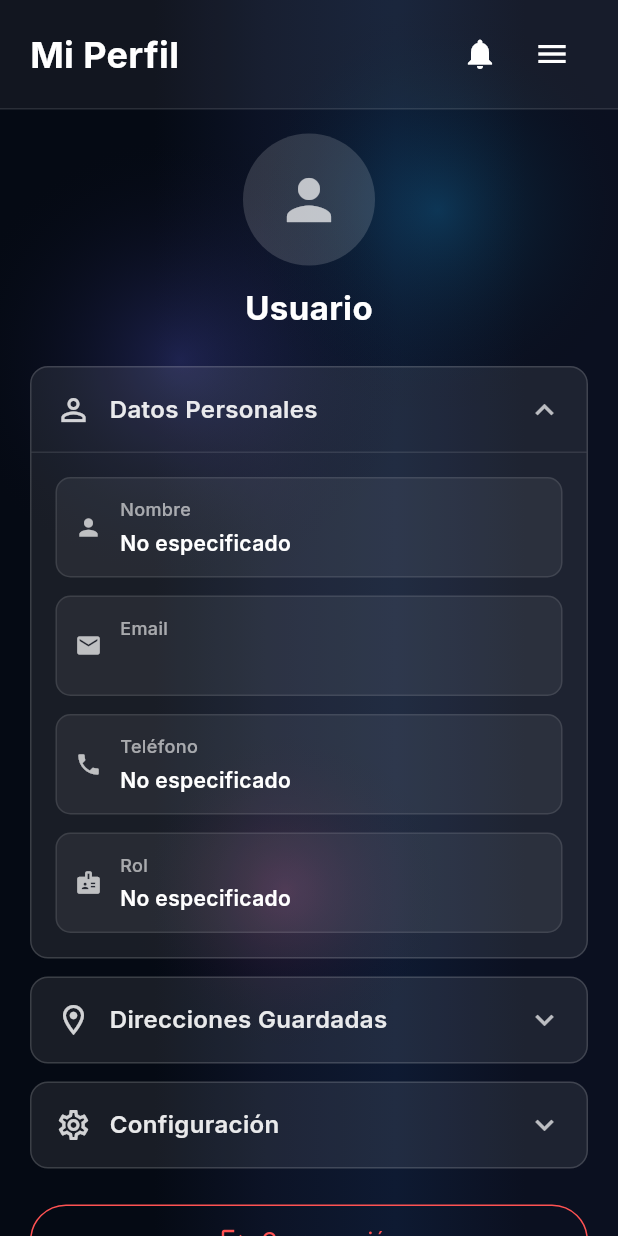
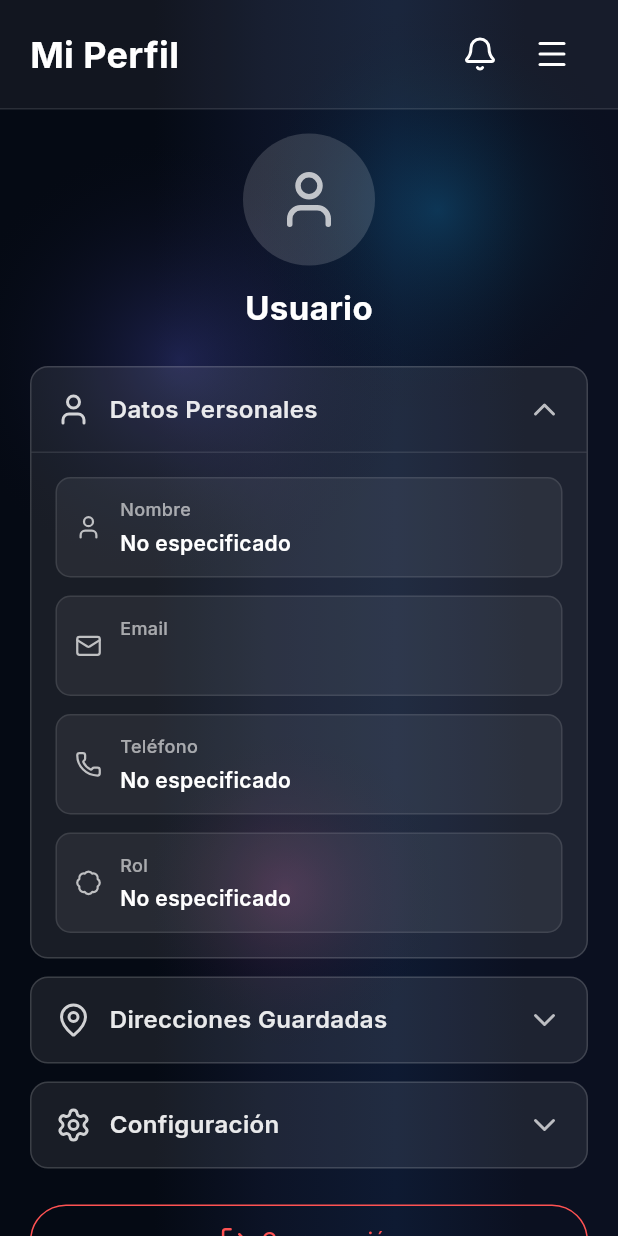
Before and after one commit to mahego/mapper-flutter, a Flutter app: the ProfilePage screen opened by its route, on a phone screen of 412 x 824 dp. Run offline on Flutter 3.47's test engine with Material 3 defaults, Android fonts, the light colour scheme and no system bars; our stand-ins replace dio, firebase_auth, firebase_core, flutter_map, geocoding, geolocator and 8 more; missing offline and left inert: flutter_facebook_auth, liquid_glass, mobile_scanner; accounts and stored records are empty; network calls fail.

Commit message:
feat: Integrate liquid_glass package and migrate to Lucide icons
- Add liquid_glass ^0.0.2 and lucide_icons_flutter ^1.3.0
- Create AppIcons centralized mapping (130+ icons)
- Update LiquidGlassCard to use LiquidGlass widget
- Migrate 80+ Material Icons to Lucide across 15+ files
- Fix icon names to match Lucide API
- Standardize icon usage with Angular frontend

```diff
--- a/lib/core/services/barcode_scanner_service.dart
+++ b/lib/core/services/barcode_scanner_service.dart
@@ -1,5 +1,6 @@
 import 'package:flutter/material.dart';
 import 'package:mobile_scanner/mobile_scanner.dart';
+import '../theme/app_icons.dart';
 
 class BarcodeScannerService {
   /// Opens barcode scanner with camera and returns the scanned code
@@ -72,7 +73,7 @@ class _BarcodeScannerPageState extends State<_BarcodeScannerPage> {
         actions: [
           IconButton(
             icon: Icon(
-              _controller.torchEnabled ? Icons.flash_on : Icons.flash_off,
+              _controller.torchEnabled ? AppIcons.flashOn : AppIcons.flashOff,
               color: Colors.white,
             ),
             onPressed: _toggleTorch,
--- /dev/null
+++ b/lib/core/theme/app_icons.dart
@@ -0,0 +1,137 @@
+import 'package:lucide_icons_flutter/lucide_icons.dart';
+import 'package:flutter/widgets.dart';
+
+/// Mapeo centralizado de iconos usando Lucide Icons
+/// para mantener consistencia con el front web (Angular)
+class AppIcons {
+  // Navigation
+  static const home = LucideIcons.house;
+  static const menu = LucideIcons.menu;
+  static const close = LucideIcons.x;
+  static const arrowBack = LucideIcons.arrowLeft;
+  static const arrowForward = LucideIcons.arrowRight;
+  static const chevronRight = LucideIcons.chevronRight;
+  static const chevronLeft = LucideIcons.chevronLeft;
+  static const chevronDown = LucideIcons.chevronDown;
+  static const chevronUp = LucideIcons.chevronUp;
+
+  // User & Profile
+  static const person = LucideIcons.user;
+  static const personOutline = LucideIcons.user;
+  static const profile = LucideIcons.circleUser;
+  static const logout = LucideIcons.logOut;
+  static const login = LucideIcons.logIn;
+
+  // Actions
+  static const add = LucideIcons.plus;
+  static const minus = LucideIcons.minus;
+  static const addCircle = LucideIcons.circlePlus;
+  static const edit = LucideIcons.penLine;
+  static const delete = LucideIcons.trash2;
+  static const save = LucideIcons.save;
+  static const refresh = LucideIcons.refreshCw;
+  static const search = LucideIcons.search;
+  static const filter = LucideIcons.filter;
+  static const moreVert = LucideIcons.ellipsisVertical;
+  static const moreHoriz = LucideIcons.ellipsis;
+
+  // Status & Feedback
+  static const checkCircle = LucideIcons.circleCheck;
+  static const check = LucideIcons.check;
+  static const error = LucideIcons.circleAlert;
+  static const errorOutline = LucideIcons.circleAlert;
+  static const warning = LucideIcons.triangleAlert;
+  static const info = LucideIcons.info;
+  static const help = LucideIcons.circleHelp;
+
+  // Communication
+  static const notifications = LucideIcons.bell;
+  static const notificationsOutline = LucideIcons.bell;
+  static const email = LucideIcons.mail;
+  static const phone = LucideIcons.phone;
+  static const message = LucideIcons.messageSquare;
+
+  // Location & Maps
+  static const location = LucideIcons.mapPin;
+  static const locationOn = LucideIcons.mapPin;
+  static const map = LucideIcons.map;
+  static const navigation = LucideIcons.navigation;
+  static const place = LucideIcons.mapPin;
+
+  // Business & Commerce
+  static const store = LucideIcons.store;
+  static const shoppingCart = LucideIcons.shoppingCart;
+  static const shoppingBag = LucideIcons.shoppingBag;
+  static const receipt = LucideIcons.receipt;
+  static const package = LucideIcons.package;
+  static const truck = LucideIcons.truck;
+  static const localShipping = LucideIcons.truck;
+
+  // Documents & Files
+  static const document = LucideIcons.file;
+  static const assignment = LucideIcons.fileText;
+  static const list = LucideIcons.list;
+  static const listAlt = LucideIcons.clipboardList;
+  static const folder = LucideIcons.folder;
+
+  // Settings & Config
+  static const settings = LucideIcons.settings;
+  static const settingsOutline = LucideIcons.settings;
+  static const dashboard = LucideIcons.layoutDashboard;
+  static const dashboardOutline = LucideIcons.layoutDashboard;
+
+  // Security
+  static const lock = LucideIcons.lock;
+  static const lockOutline = LucideIcons.lock;
+  static const lockOpen = LucideIcons.lockOpen;
+  static const shield = LucideIcons.shield;
+  static const key = LucideIcons.key;
+
+  // Media & Content
+  static const image = LucideIcons.image;
+  static const camera = LucideIcons.camera;
+  static const video = LucideIcons.video;
+  static const play = LucideIcons.play;
+  static const pause = LucideIcons.pause;
+
+  // Scanner & QR
+  static const qrCode = LucideIcons.qrCode;
+  static const qrCodeScanner = LucideIcons.scan;
+  static const barcode = LucideIcons.scanLine;
+
+  // Social & Auth
+  static const facebook = LucideIcons.facebook;
+  static const google = LucideIcons.chrome; // Lucide doesn't have Google icon
+
+  // UI Elements
+  static const expand = LucideIcons.maximize2;
+  static const collapse = LucideIcons.minimize2;
+  static const expandLess = LucideIcons.chevronUp;
+  static const expandMore = LucideIcons.chevronDown;
+  static const visibility = LucideIcons.eye;
+  static const visibilityOff = LucideIcons.eyeOff;
+  static const star = LucideIcons.star;
+  static const starOutline = LucideIcons.star;
+  static const favorite = LucideIcons.heart;
+  static const favoriteOutline = LucideIcons.heart;
+
+  // Flash & Camera
+  static const flashOn = LucideIcons.zap;
+  static const flashOff = LucideIcons.zapOff;
+
+  // Miscellaneous
+  static const calendar = LucideIcons.calendar;
+  static const clock = LucideIcons.clock;
+  static const badge = LucideIcons.badge;
+  static const flag = LucideIcons.flag;
+  static const flagOutline = LucideIcons.flag;
+  static const gavel = LucideIcons.gavel;
+  static const importExport = LucideIcons.arrowDownUp;
+  static const inventory = LucideIcons.package;
+  static const inbox = LucideIcons.inbox;
+
+  // Helper method to create Icon widget
+  static Icon icon(IconData iconData, {Color? color, double? size}) {
+    return Icon(iconData, color: color, size: size);
+  }
+}
--- a/lib/core/theme/app_theme.dart
+++ b/lib/core/theme/app_theme.dart
@@ -1,7 +1,10 @@
 import 'package:flutter/material.dart';
 import 'package:google_fonts/google_fonts.dart';
+import 'package:liquid_glass/liquid_glass.dart';
+import 'package:lucide_icons_flutter/lucide_icons.dart';
 
 /// Tokens de diseño extraídos de fletapp-angular (styles.scss, componentes).
+/// Integrado con liquid_glass package para efectos glassmorphism mejorados.
 class AppTheme {
   // === Glass (Angular :root) ===
   static const Color glassSurface = Color(0x14FFFFFF); // rgba(255,255,255,0.08)
@@ -38,6 +41,32 @@ class AppTheme {
   static const Color errorColor = Color(0xFFEF4444);
   static const Color successColor = Color(0xFF22C55E);
   static const Color warningColor = Color(0xFFF59E0B);
+
+  // Liquid Glass Configuration
+  static LiquidGlassConfig get liquidGlassConfig => LiquidGlassConfig(
+    blur: glassBlur,
+    opacity: glassSurfaceOpacity,
+    borderOpacity: glassBorderOpacity,
+    primaryColor: primaryColor,
+    accentColor: accentCyan,
+  );
+
+  // Glass Decoration Helper
+  static BoxDecoration glassDecoration({
+    double? borderRadius,
+    Color? borderColor,
+    double? blur,
+  }) {
+    return BoxDecoration(
+      color: glassSurface,
+      borderRadius: BorderRadius.circular(borderRadius ?? 16),
+      border: Border.all(
+        color: borderColor ?? white.withOpacity(glassBorderOpacity),
+        width: 1,
+      ),
+      backgroundBlendMode: BlendMode.overlay,
+    );
+  }
 
   // Light Theme (Optional for now, focusing on Dark "Tropical" Theme)
   static ThemeData get lightTheme {
--- a/lib/core/widgets/liquid_glass_app_bar.dart
+++ b/lib/core/widgets/liquid_glass_app_bar.dart
@@ -1,4 +1,5 @@
 import 'package:flutter/material.dart';
+import '../theme/app_icons.dart';
 
 /// Top bar with notification and menu buttons in Liquid Glass style
 /// Positioned at top-right corner with transparent buttons
@@ -29,7 +30,7 @@ class LiquidGlassAppBar extends StatelessWidget {
           children: [
             if (showNotificationButton) ...[
               _IconButton(
-                icon: Icons.notifications_outlined,
+                icon: AppIcons.notificationsOutline,
                 onTap: onNotificationTap,
                 badge: unreadCount > 0 ? unreadCount : null,
               ),
@@ -37,7 +38,7 @@ class LiquidGlassAppBar extends StatelessWidget {
             ],
             if (showMenuButton)
               _IconButton(
-                icon: Icons.menu,
+                icon: AppIcons.menu,
                 onTap: onMenuTap,
               ),
           ],
--- a/lib/core/widgets/liquid_glass_drawer.dart
+++ b/lib/core/widgets/liquid_glass_drawer.dart
@@ -1,5 +1,6 @@
 import 'dart:ui';
 import 'package:flutter/material.dart';
+import '../theme/app_icons.dart';
 
 /// Menu item for the drawer
 class DrawerMenuItem {
--- a/lib/core/widgets/social_login_button.dart
+++ b/lib/core/widgets/social_login_button.dart
@@ -1,5 +1,6 @@
 import 'package:flutter/material.dart';
 import 'dart:ui';
+import '../theme/app_icons.dart';
 
 /// Social Login Button with Liquid Glass style
 /// Matches Angular's design: glass background, backdrop blur, and icon
@@ -102,7 +103,7 @@ class SocialLoginButton extends StatelessWidget {
 
   Widget _buildFacebookIcon() {
     return const Icon(
-      Icons.facebook,
+      AppIcons.facebook,
       color: Colors.white,
       size: 20,
     );
--- a/lib/features/client/presentation/pages/store_order_detail_page.dart
+++ b/lib/features/client/presentation/pages/store_order_detail_page.dart
@@ -1,5 +1,6 @@
 import 'package:flutter/material.dart';
 import 'package:go_router/go_router.dart';
+import '../../../../core/theme/app_icons.dart';
 import '../../../../core/widgets/liquid_glass_background.dart';
 
 /// Detalle de pedido de tienda (ruta /cliente/store-order/:id) – paridad Angular.
@@ -17,7 +18,7 @@ class StoreOrderDetailPage extends StatelessWidget {
             children: [
               AppBar(
                 leading: IconButton(
-                  icon: const Icon(Icons.arrow_back, color: Colors.white),
+                  icon: const Icon(AppIcons.arrowBack, color: Colors.white),
                   onPressed: () => context.go('/requests'),
                 ),
                 title: const Text('Pedido de tienda', style: TextStyle(color: Colors.white)),
@@ -31,7 +32,7 @@ class StoreOrderDetailPage extends StatelessWidget {
                     child: Column(
                       mainAxisAlignment: MainAxisAlignment.center,
                       children: [
-                        Icon(Icons.receipt_long, size: 64, color: Colors.white.withOpacity(0.5)),
+                        Icon(AppIcons.receipt, size: 64, color: Colors.white.withOpacity(0.5)),
                         const SizedBox(height: 16),
                         Text(
                           'Pedido #$orderId',
--- a/lib/features/client/presentation/widgets/service_request_card.dart
+++ b/lib/features/client/presentation/widgets/service_request_card.dart
@@ -1,6 +1,7 @@
 import 'package:flutter/material.dart';
 import 'package:intl/intl.dart';
 import '../../domain/entities/service_request.dart';
+import '../../../../../core/theme/app_icons.dart';
 
 class ServiceRequestCard extends StatelessWidget {
   final ServiceRequest request;
@@ -88,7 +89,7 @@ class ServiceRequestCard extends StatelessWidget {
             Row(
               children: [
                 Icon(
-                  Icons.location_on_outlined,
+                  AppIcons.locationOn,
                   color: Colors.white.withOpacity(0.6),
                   size: 16,
                 ),
@@ -110,7 +111,7 @@ class ServiceRequestCard extends StatelessWidget {
             Row(
               children: [
                 Icon(
-                  Icons.flag_outlined,
+                  AppIcons.flagOutline,
                   color: Colors.white.withOpacity(0.6),
                   size: 16,
                 ),
--- a/lib/features/client/presentation/widgets/unified_request_card.dart
+++ b/lib/features/client/presentation/widgets/unified_request_card.dart
@@ -1,6 +1,7 @@
 import 'package:flutter/material.dart';
 import 'package:intl/intl.dart';
 import '../../domain/repositories/request_repository.dart';
+import '../../../../../core/theme/app_icons.dart';
 
 class UnifiedRequestCard extends StatelessWidget {
   final UnifiedRequestItem item;
@@ -108,7 +109,7 @@ class UnifiedRequestCard extends StatelessWidget {
             Row(
               crossAxisAlignment: CrossAxisAlignment.start,
               children: [
-                Icon(Icons.place, size: 18, color: Colors.white.withOpacity(0.6)),
+                Icon(AppIcons.place, size: 18, color: Colors.white.withOpacity(0.6)),
                 const SizedBox(width: 6),
                 Expanded(
                   child: Column(
--- a/lib/features/profile/presentation/pages/profile_page.dart
+++ b/lib/features/profile/presentation/pages/profile_page.dart
@@ -1,6 +1,7 @@
 import 'package:flutter/material.dart';
 import 'package:go_router/go_router.dart';
 import '../../../../core/services/auth_service.dart';
+import '../../../../core/theme/app_icons.dart';
 import '../../../../core/services/notification_service.dart';
 import '../../../../core/network/api_client.dart';
 import '../../../../core/widgets/liquid_glass_background.dart';
@@ -193,7 +194,7 @@ class _ProfilePageState extends State<ProfilePage> {
                                       _markNotificationsAsRead();
                                     }
                                   },
-                                  icon: const Icon(Icons.notifications, color: Colors.white),
+                                  icon: const Icon(AppIcons.notifications, color: Colors.white),
                                 ),
                                 if (_unreadNotificationsCount > 0)
                                   Positioned(
@@ -222,7 +223,7 @@ class _ProfilePageState extends State<ProfilePage> {
                               onPressed: () {
                                 setState(() => _drawerOpen = !_drawerOpen);
                               },
-                              icon: const Icon(Icons.menu, color: Colors.white),
+                              icon: const Icon(AppIcons.menu, color: Colors.white),
                             ),
                           ],
                         ),
@@ -241,7 +242,7 @@ class _ProfilePageState extends State<ProfilePage> {
                                 CircleAvatar(
                                   radius: 44,
                                   backgroundColor: Colors.white.withOpacity(0.15),
-                                  child: const Icon(Icons.person, size: 44, color: Colors.white70),
+                                  child: const Icon(AppIcons.person, size: 44, color: Colors.white70),
                                 ),
                                 const SizedBox(height: 12),
                                 Text(
@@ -260,7 +261,7 @@ class _ProfilePageState extends State<ProfilePage> {
                                 // Collapsible panels
                                 _buildCollapsiblePanel(
                                   title: 'Datos Personales',
-                                  icon: Icons.person_outline,
+                                  icon: AppIcons.personOutline,
                                   isExpanded: _expandPersonal,
                                   onTap: () => setState(() => _expandPersonal = !_expandPersonal),
                                   child: _buildPersonalDataPanel(),
@@ -268,7 +269,7 @@ class _ProfilePageState extends State<ProfilePage> {
                                 const SizedBox(height: 12),
                                 _buildCollapsiblePanel(
                                   title: 'Direcciones Guardadas',
-                                  icon: Icons.location_on_outlined,
+                                  icon: AppIcons.locationOn,
                                   isExpanded: _expandAddresses,
                                   onTap: () => setState(() => _expandAddresses = !_expandAddresses),
                                   child: _buildAddressesPanel(),
@@ -276,7 +277,7 @@ class _ProfilePageState extends State<ProfilePage> {
                                 const SizedBox(height: 12),
                                 _buildCollapsiblePanel(
                                   title: 'Configuración',
-                                  icon: Icons.settings_outlined,
+                                  icon: AppIcons.settingsOutline,
                                   isExpanded: _expandSettings,
                                   onTap: () => setState(() => _expandSettings = !_expandSettings),
                                   child: _buildSettingsPanel(),
@@ -286,7 +287,7 @@ class _ProfilePageState extends State<ProfilePage> {
                                   width: double.infinity,
                                   child: OutlinedButton.icon(
                                     onPressed: _logout,
-                                    icon: const Icon(Icons.logout, size: 20),
+                                    icon: const Icon(AppIcons.logout, size: 20),
                                     label: const Text('Cerrar sesión'),
                                     style: OutlinedButton.styleFrom(
                                       foregroundColor: Colors.redAccent,
@@ -365,7 +366,7 @@ class _ProfilePageState extends State<ProfilePage> {
                       ),
                     ),
                     Icon(
-                      isExpanded ? Icons.expand_less : Icons.expand_more,
+                      isExpanded ? AppIcons.expandLess : AppIcons.expandMore,
                       color: Colors.white.withOpacity(0.7),
                     ),
                   ],
@@ -392,17 +393,17 @@ class _ProfilePageState extends State<ProfilePage> {
     return Column(
       crossAxisAlignment: CrossAxisAlignment.start,
       children: [
-        _buildInfoField('Nombre', _name.isNotEmpty ? _name : 'No especificado', Icons.person),
+        _buildInfoField('Nombre', _name.isNotEmpty ? _name : 'No especificado', AppIcons.person),
         const SizedBox(height: 12),
-        _buildInfoField('Email', _email, Icons.email),
+        _buildInfoField('Email', _email, AppIcons.email),
         const SizedBox(height: 12),
         _buildInfoField(
           'Teléfono',
           _phone != null && _phone!.isNotEmpty ? _phone! : 'No especificado',
-          Icons.phone,
+          AppIcons.phone,
         ),
         const SizedBox(height: 12),
-        _buildInfoField('Rol', _roleLabel.isNotEmpty ? _roleLabel : 'No especificado', Icons.badge),
+        _buildInfoField('Rol', _roleLabel.isNotEmpty ? _roleLabel : 'No especificado', AppIcons.badge),
       ],
     );
   }
@@ -452,7 +453,7 @@ class _ProfilePageState extends State<ProfilePage> {
                       Row(
                         children: [
                           Icon(
-                            Icons.location_on,
+                            AppIcons.locationOn,
                             color: const Color(0xFF06b6d4),
                             size: 18,
                           ),
@@ -526,7 +527,7 @@ class _ProfilePageState extends State<ProfilePage> {
                   ),
                 ],
               ),
-              Icon(Icons.chevron_right, color: Colors.white.withOpacity(0.5)),
+              Icon(AppIcons.chevronRight, color: Colors.white.withOpacity(0.5)),
             ],
           ),
         ),
@@ -567,7 +568,7 @@ class _ProfilePageState extends State<ProfilePage> {
                       ),
                     ],
                   ),
-                  Icon(Icons.lock_outline, color: Colors.white.withOpacity(0.5)),
+                  Icon(AppIcons.lockOutline, color: Colors.white.withOpacity(0.5)),
                 ],
               ),
             ),
@@ -680,7 +681,7 @@ class _ProfilePageState extends State<ProfilePage> {
                         decoration: InputDecoration(
                           hintText: 'Contraseña actual',
                           hintStyle: TextStyle(color: Colors.white.withOpacity(0.5)),
-                          prefixIcon: const Icon(Icons.lock, color: Color(0xFF06b6d4)),
+                          prefixIcon: const Icon(AppIcons.lock, color: Color(0xFF06b6d4)),
                           border: OutlineInputBorder(
                             borderRadius: BorderRadius.circular(8),
                             borderSide: BorderSide(
@@ -731,7 +732,7 @@ class _ProfilePageState extends State<ProfilePage> {
                         decoration: InputDecoration(
                           hintText: 'Nueva contraseña',
                           hintStyle: TextStyle(color: Colors.white.withOpacity(0.5)),
-                          prefixIcon: const Icon(Icons.lock_open, color: Color(0xFF06b6d4)),
+                          prefixIcon: const Icon(AppIcons.lockOpen, color: Color(0xFF06b6d4)),
                           border: OutlineInputBorder(
                             borderRadius: BorderRadius.circular(8),
                             borderSide: BorderSide(
@@ -789,7 +790,7 @@ class _ProfilePageState extends State<ProfilePage> {
                         decoration: InputDecoration(
                           hintText: 'Confirmar contraseña',
                           hintStyle: TextStyle(color: Colors.white.withOpacity(0.5)),
-                          prefixIcon: const Icon(Icons.check_circle, color: Color(0xFF06b6d4)),
+                          prefixIcon: const Icon(AppIcons.checkCircle, color: Color(0xFF06b6d4)),
                           border: OutlineInputBorder(
                             borderRadius: BorderRadius.circular(8),
                             borderSide: BorderSide(
@@ -997,7 +998,7 @@ class _ProfilePageState extends State<ProfilePage> {
                       CircleAvatar(
                         radius: 24,
                         backgroundColor: Colors.white.withOpacity(0.15),
-                        child: const Icon(Icons.person, color: Colors.white70),
+                        child: const Icon(AppIcons.person, color: Colors.white70),
                       ),
                       const SizedBox(width: 12),
                       Expanded(
@@ -1024,29 +1025,29 @@ class _ProfilePageState extends State<ProfilePage> {
                   child: ListView(
                     padding: const EdgeInsets.symmetric(vertical: 12),
                     children: [
-                      _drawerLink('Ir al Dashboard', Icons.dashboard_outlined, () {
+                      _drawerLink('Ir al Dashboard', AppIcons.dashboardOutline, () {
                         context.go('/dashboard/cliente');
                         setState(() => _drawerOpen = false);
                       }),
-                      _drawerLink('Mi Perfil', Icons.person_outline, () {
+                      _drawerLink('Mi Perfil', AppIcons.personOutline, () {
                         setState(() => _drawerOpen = false);
                       }),
-                      _drawerLink('Mis Solicitudes', Icons.assignment_outlined, () {
+                      _drawerLink('Mis Solicitudes', AppIcons.assignment, () {
                         context.go('/solicitudes');
                         setState(() => _drawerOpen = false);
                       }),
-                      _drawerLink('Tracking', Icons.location_on_outlined, () {
+                      _drawerLink('Tracking', AppIcons.locationOn, () {
                         context.go('/tracking');
                         setState(() => _drawerOpen = false);
                       }),
-                      _drawerLink('Refrescar', Icons.refresh, () {
+                      _drawerLink('Refrescar', AppIcons.refresh, () {
                         _loadProfile();
                         _loadAddresses();
                         _loadNotificationCount();
                         setState(() => _drawerOpen = false);
                       }),
                       Divider(color: Colors.white12, height: 24, indent: 16, endIndent: 16),
-                      _drawerLink('Cerrar sesión', Icons.logout, _logout,
+                      _drawerLink('Cerrar sesión', AppIcons.logout, _logout,
                           color: const Color(0xFFf97316)),
                     ],
                   ),
--- a/lib/features/store/presentation/widgets/order_card.dart
+++ b/lib/features/store/presentation/widgets/order_card.dart
@@ -1,6 +1,7 @@
 import 'package:flutter/material.dart';
 import 'package:intl/intl.dart';
 import '../../domain/entities/store_order.dart';
+import '../../../../../core/theme/app_icons.dart';
 
 class OrderCard extends StatelessWidget {
   final StoreOrder order;
@@ -82,7 +83,7 @@ class OrderCard extends StatelessWidget {
                           borderRadius: BorderRadius.circular(8),
                         ),
                         child: const Icon(
-                          Icons.shopping_bag,
+                          AppIcons.shoppingBag,
                           color: Color(0xFF06b6d4),
                           size: 20,
                         ),
--- a/pubspec.yaml
+++ b/pubspec.yaml
@@ -26,6 +26,8 @@ dependencies:
   # UI Components
   cupertino_icons: ^1.0.6
   google_fonts: ^6.1.0
+  liquid_glass: ^0.0.2
+  lucide_icons_flutter: ^1.2.1
 
   # Barcode Scanner
   mobile_scanner: ^5.2.3
```
Also changed, not shown: lib/core/widgets/error_state_card.dart (+5 -4 lines), lib/core/widgets/liquid_glass_card.dart (+11 -15 lines), lib/features/client/presentation/pages/client_catalog_page.dart (+13 -12 lines), lib/features/client/presentation/pages/client_dashboard_page.dart (+22 -21 lines), lib/features/client/presentation/pages/requests_page.dart (+8 -7 lines), lib/features/store/presentation/pages/store_catalog_page.dart (+4 -3 lines), lib/features/store/presentation/widgets/product_card.dart (+6 -5 lines), pubspec.lock.
